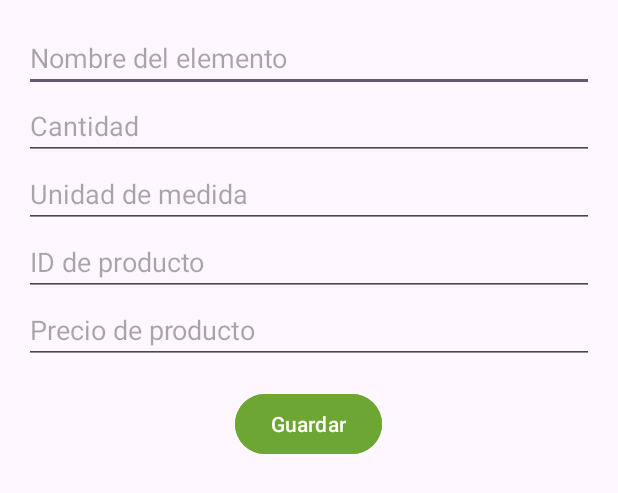
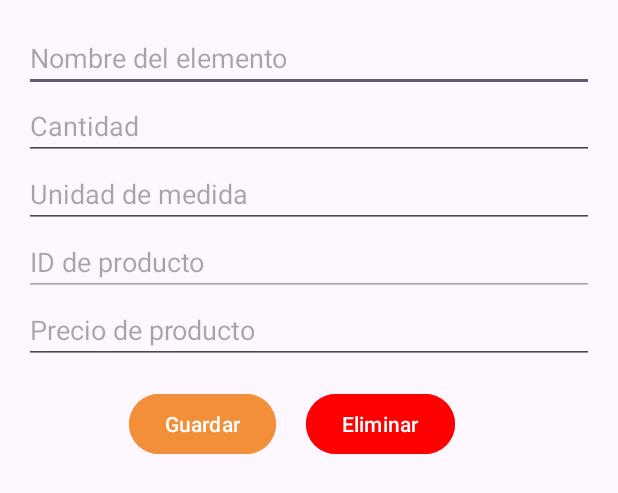
Before and after one commit to munflowah/JamutTekil, an Android app: the layout dialog_agregar_elemento.xml on its own in the app's theme, with its tools: preview values and no code run, on a phone screen of 412 x 824 dp. Shown: the top 493 px of the screen. Run offline under Robolectric (Android 15) with nearby library versions, the phone set to English and light mode, and no system bars; Roboto replaces fonts that are not available here.

Commit message:
seccion de inventarios
Agregué el boton de eliminar dentro del dialog y ya quedo terminado

```diff
--- a/app/src/main/res/layout/dialog_agregar_elemento.xml
+++ b/app/src/main/res/layout/dialog_agregar_elemento.xml
@@ -27,6 +27,7 @@
         android:id="@+id/etIdProd"
         android:layout_width="match_parent"
         android:layout_height="wrap_content"
+        android:enabled="false"
         android:hint="ID de producto" />
 
     <EditText
@@ -36,13 +37,30 @@
         android:hint="Precio de producto" />
 
 
-    <Button
-        android:id="@+id/btnGuardarElemento"
-        android:layout_width="wrap_content"
+    <LinearLayout
+        android:layout_width="match_parent"
         android:layout_height="wrap_content"
-        android:layout_gravity="center_horizontal"
-        android:layout_marginTop="16dp"
-        android:backgroundTint="#6DA633"
-        android:text="Guardar" />
+        android:orientation="horizontal">
+
+        <Button
+            android:id="@+id/btnGuardarElemento"
+            android:layout_width="wrap_content"
+            android:layout_height="wrap_content"
+            android:layout_marginLeft="70dp"
+            android:layout_marginTop="16dp"
+            android:backgroundTint="@color/orange"
+            android:text="Guardar" />
+
+        <Button
+            android:id="@+id/btnEliminarElemento"
+            android:layout_width="wrap_content"
+            android:layout_height="wrap_content"
+            android:layout_marginTop="16dp"
+            android:layout_marginLeft="20dp"
+            android:backgroundTint="@color/rojo"
+            android:text="Eliminar" />
+
+    </LinearLayout>
+
 
 </LinearLayout>
--- a/app/src/main/res/values/colors.xml
+++ b/app/src/main/res/values/colors.xml
@@ -7,4 +7,5 @@
     <color name="bluedark">#025373</color>
     <color name="green">#6DA633</color>
     <color name="whitebone">#F7F7F2</color>
+    <color name="rojo">#FF0000</color>
 </resources>
```
Also changed, not shown: app/src/main/java/mx/edu/itesca/jamuttekil/Inventario.kt (+43 -0 lines).
